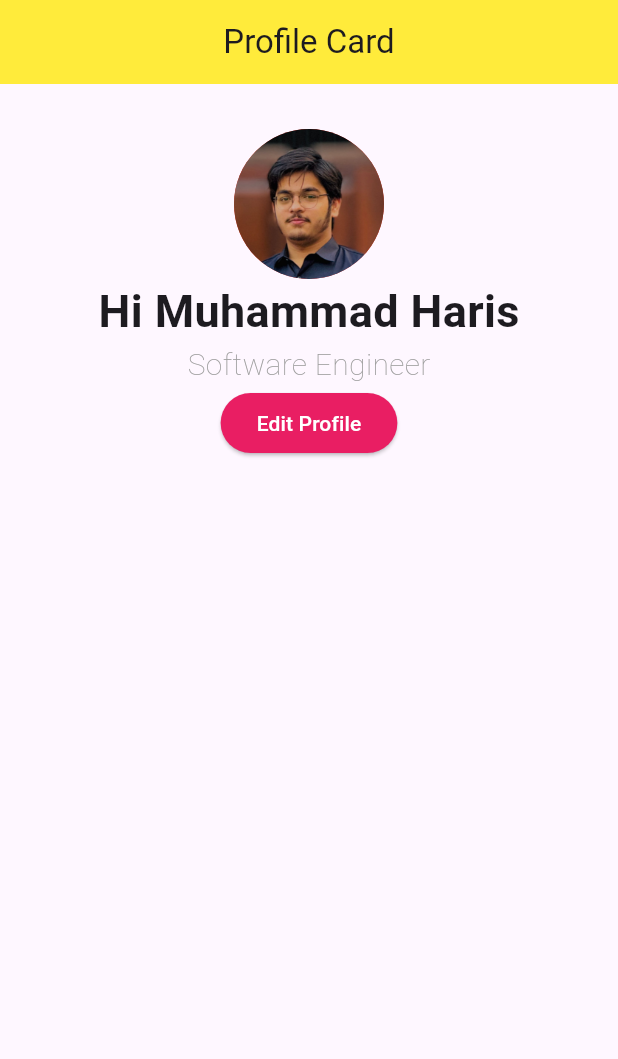
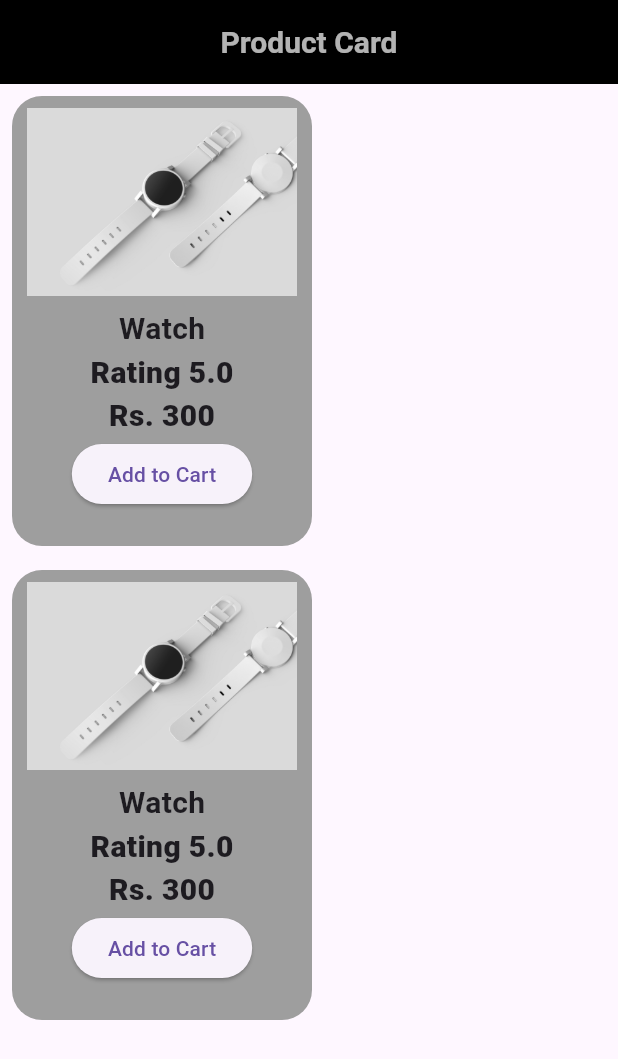
Before and after one commit to haris379/FlutterLearning, a Flutter app: the screen it shows after launch, on a phone screen of 412 x 824 dp. Shown: the top 1059 px of the screen. Run offline on Flutter 3.47's test engine with Material 3 defaults, Android fonts, the light colour scheme and no system bars; our stand-ins replace flutter_slidable.

Commit message:
Create a Product Card

```diff
--- a/lib/ProductCard.dart
+++ b/lib/ProductCard.dart
@@ -0,0 +1,155 @@
+import 'package:flutter/material.dart';
+
+class ProductCard extends StatelessWidget {
+  const ProductCard({super.key});
+
+  @override
+  Widget build(BuildContext context) {
+    return SafeArea(
+      child: Scaffold(
+        appBar: AppBar(
+          centerTitle: true,
+          title: Center(
+            child: const Text(
+              "Product Card",
+              style: TextStyle(
+                color: Colors.white70,
+                fontSize: 20,
+                fontWeight: FontWeight.bold,
+              ),
+            ),
+          ),
+          backgroundColor: Colors.black,
+        ),
+
+        body: Column(
+          children: [
+            Padding(
+              padding: const EdgeInsets.all(8.0),
+              child: Container(
+                height: 300,
+                width: 200,
+                decoration: BoxDecoration(
+                  color: Colors.grey,
+                  borderRadius: BorderRadius.circular(20),
+                ),
+                child: Column(
+                  children: [
+                    Center(
+                      child: Padding(
+                        padding: const EdgeInsets.all(8.0),
+                        child: Container(
+                          height: 125,
+                          width: 180,
+                          decoration: BoxDecoration(
+                            color: Colors.white70,
+                            borderRadius: BorderRadius.circular(20),
+                          ),
+                          child: ClipRect(
+                            child: Image.asset(
+                              "assets/images/img.png",
+                              fit: BoxFit.cover,
+                            ),
+                          ),
+                        ),
+                      ),
+                    ),
+                    const Text(
+                      "Watch",
+                      style: TextStyle(
+                        fontSize: 20,
+                        fontWeight: FontWeight.bold,
+                      ),
+                    ),
+
+                    const Text(
+                      "Rating 5.0",
+                      style: TextStyle(
+                        fontSize: 20,
+                        fontWeight: FontWeight.w900,
+                      ),
+                    ),
+
+                    const Text(
+                      "Rs. 300",
+                      style: TextStyle(
+                        fontSize: 20,
+                        fontWeight: FontWeight.w900,
+                      ),
+                    ),
+
+                    ElevatedButton(
+                      onPressed: () {},
+                      child: const Text("Add to Cart"),
+                    ),
+                  ],
+                ),
+              ),
+            ),
+            Padding(
+              padding: const EdgeInsets.all(8.0),
+              child: Container(
+                height: 300,
+                width: 200,
+                decoration: BoxDecoration(
+                  color: Colors.grey,
+                  borderRadius: BorderRadius.circular(20),
+                ),
+                child: Column(
+                  children: [
+                    Center(
+                      child: Padding(
+                        padding: const EdgeInsets.all(8.0),
+                        child: Container(
+                          height: 125,
+                          width: 180,
+                          decoration: BoxDecoration(
+                            color: Colors.white70,
+                            borderRadius: BorderRadius.circular(20),
+                          ),
+                          child: ClipRect(
+                            child: Image.asset(
+                              "assets/images/img.png",
+                              fit: BoxFit.cover,
+                            ),
+                          ),
+                        ),
+                      ),
+                    ),
+                    const Text(
+                      "Watch",
+                      style: TextStyle(
+                        fontSize: 20,
+                        fontWeight: FontWeight.bold,
+                      ),
+                    ),
+
+                    const Text(
+                      "Rating 5.0",
+                      style: TextStyle(
+                        fontSize: 20,
+                        fontWeight: FontWeight.w900,
+                      ),
+                    ),
+
+                    const Text(
+                      "Rs. 300",
+                      style: TextStyle(
+                        fontSize: 20,
+                        fontWeight: FontWeight.w900,
+                      ),
+                    ),
+                    ElevatedButton(
+                      onPressed: () {},
+                      child: const Text("Add to Cart"),
+                    ),
+                  ],
+                ),
+              ),
+            ),
+          ],
+        ),
+      ),
+    );
+  }
+}
--- a/lib/main.dart
+++ b/lib/main.dart
@@ -1,5 +1,5 @@
 import 'package:flutter/material.dart';
-import 'package:simplefirstproject/profileScreenCard.dart';
+import 'package:simplefirstproject/ProductCard.dart';
 
 void main() {
   runApp(const MyApp());
@@ -10,6 +10,6 @@ class MyApp extends StatelessWidget {
 
   @override
   Widget build(BuildContext context) {
-    return MaterialApp(home: Profile());
+    return MaterialApp(home: ProductCard());
   }
 }
```
Also changed, not shown: assets/images/img.png (added).
